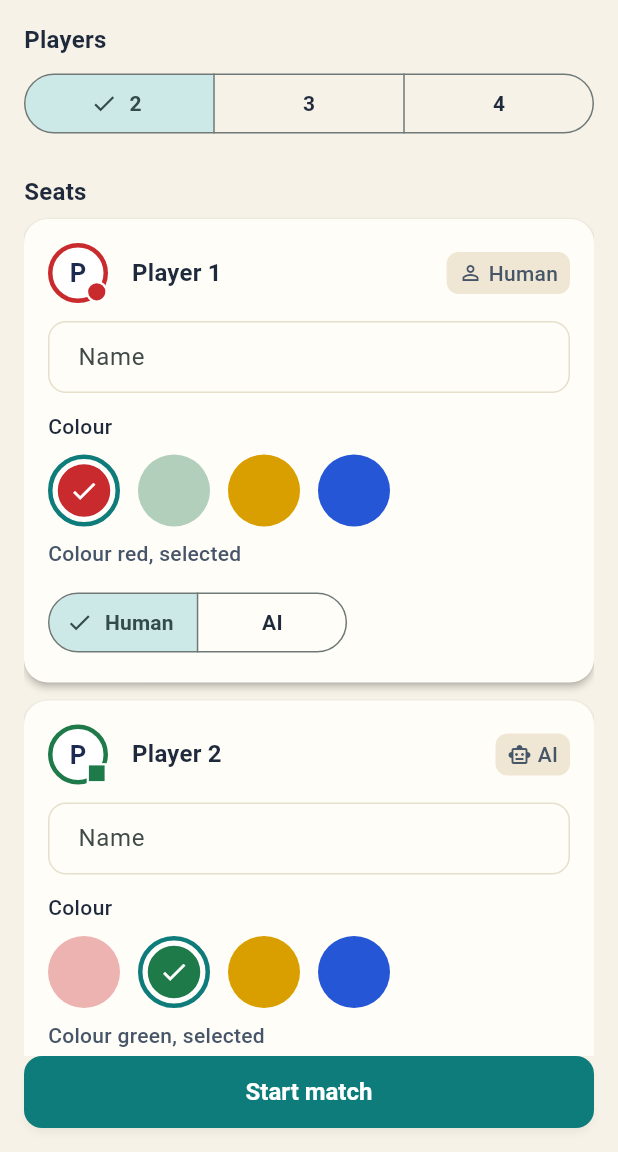
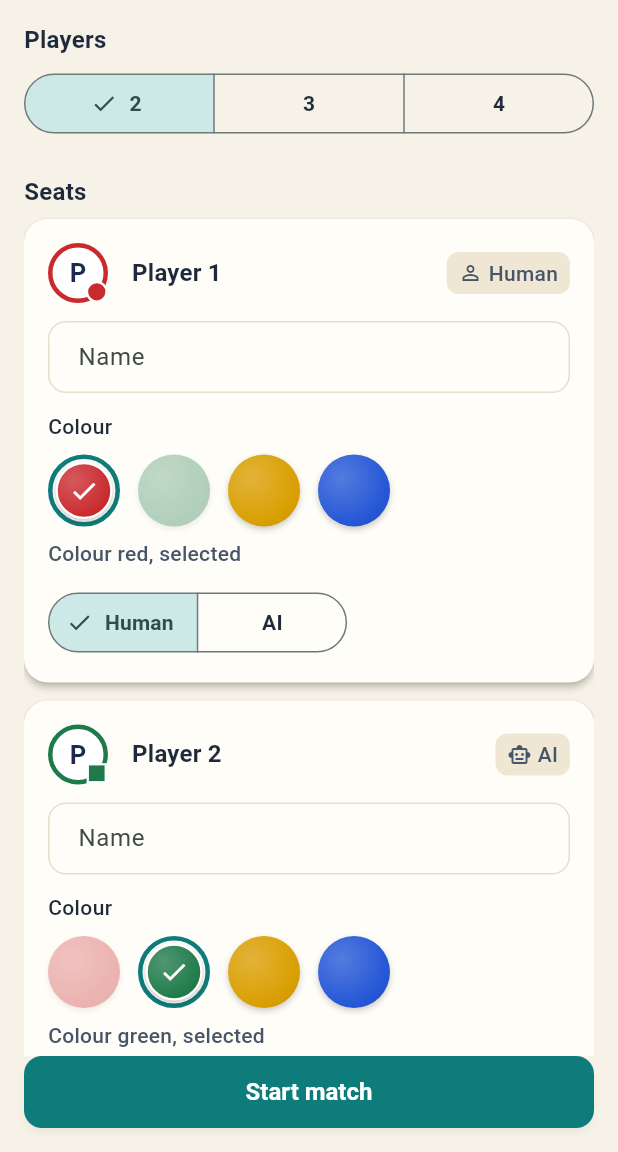
Before and after one commit to MuhammadAdeel0072/DiceUp, a Flutter app: the OfflineSetupScreen screen opened by its route, on a phone screen of 412 x 824 dp, the part 84-1236 px from its top. Run offline on Flutter 3.47's test engine with Material 3 defaults, Android fonts, the phone set to English and light mode, and no system bars; our stand-ins replace flutter_riverpod, sqflite; accounts and stored records are empty.

Commit message:
premium redesign v2 (6/8): setup swatches as lit domes (selection/keys/semantics unchanged), results winner stage on the layered table field with the gold winner's ring + stat-tile icons. All logic, navigation contracts and content order unchanged.

```diff
--- a/diceup_app/lib/presentation/screens/offline_setup_screen.dart
+++ b/diceup_app/lib/presentation/screens/offline_setup_screen.dart
@@ -735,7 +735,12 @@ class _OfflineSetupScreenState extends State<OfflineSetupScreen> {
               // around the disc plus a thin white inner edge and
               // the check, so the selected colour reads at a glance
               // instead of only by a 2.5 px border. The disc stays
-              // 48 dp (D-09).
+              // 48 dp (D-09). Premium v2: the disc is a lit dome
+              // (the same treatment as the board tokens — light
+              // top-left, colour, deep base) with a small drop
+              // shadow, so the palette looks like the pieces the
+              // player will actually place. Selection behaviour,
+              // sizes and semantics are unchanged.
               child: Container(
                 width: DiceUpSpacing.minTouchTarget,
                 height: DiceUpSpacing.minTouchTarget,
@@ -750,8 +755,32 @@ class _OfflineSetupScreenState extends State<OfflineSetupScreen> {
                   child: Container(
                     alignment: Alignment.center,
                     decoration: BoxDecoration(
-                      color: DiceUpColors.forColour(colour),
                       shape: BoxShape.circle,
+                      gradient: RadialGradient(
+                        center: const Alignment(-0.35, -0.35),
+                        radius: 1.2,
+                        colors: [
+                          Color.lerp(
+                            DiceUpColors.forColour(colour),
+                            Colors.white,
+                            0.22,
+                          )!,
+                          DiceUpColors.forColour(colour),
+                          Color.lerp(
+                            DiceUpColors.forColour(colour),
+                            const Color(0xFF2A1608),
+                            0.22,
+                          )!,
+                        ],
+                        stops: const [0.0, 0.55, 1.0],
+                      ),
+                      boxShadow: const [
+                        BoxShadow(
+                          color: Color(0x33000000),
+                          blurRadius: 3,
+                          offset: Offset(0, 2),
+                        ),
+                      ],
                       border: isSelected
                           ? Border.all(color: Colors.white, width: 1.5)
                           : null,
```
Also changed, not shown: diceup_app/lib/presentation/screens/results_screen.dart (+30 -8 lines).
